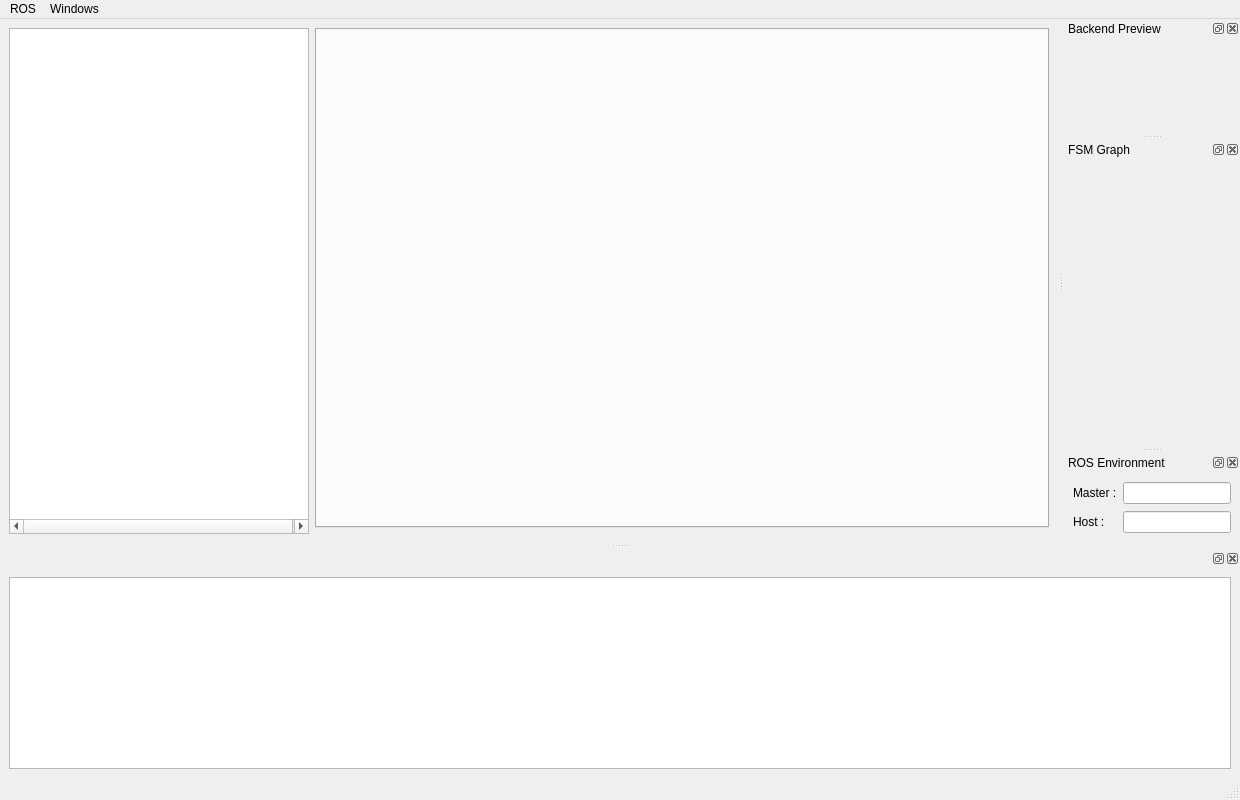
sem23/roslab_ide, file resource/ROSLab.ui: the form before one commit.
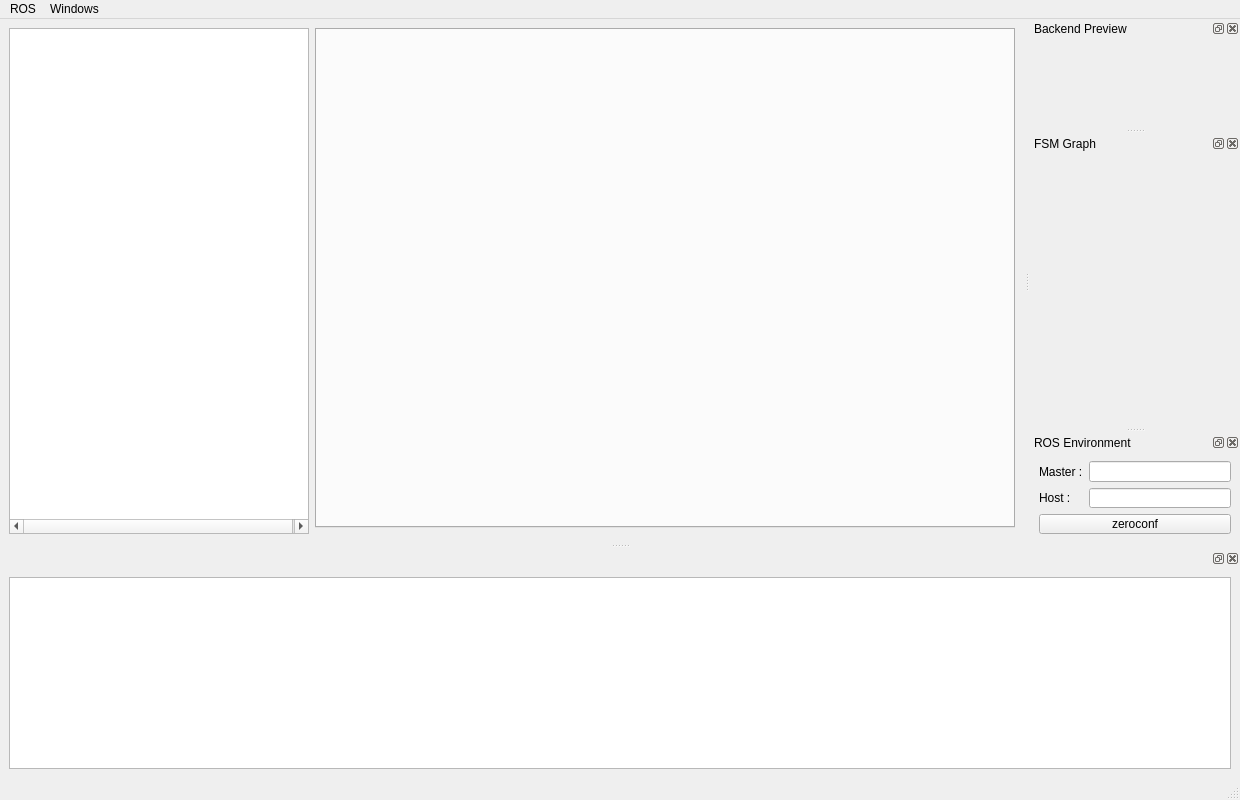
The form after the commit.

Commit message:
Added zeroconf button in ROS env dock widget.
- Added zeroconf button in ROS env dock widget. This will set master uri
and hostname to current machines zeroconf-hostname.

Patch:
```diff
--- a/resource/ROSLab.ui
+++ b/resource/ROSLab.ui
@@ -222,14 +222,14 @@
   <widget class="QDockWidget" name="envDockWidget">
    <property name="minimumSize">
     <size>
-     <width>170</width>
-     <height>90</height>
+     <width>210</width>
+     <height>110</height>
     </size>
    </property>
    <property name="maximumSize">
     <size>
      <width>524287</width>
-     <height>90</height>
+     <height>110</height>
     </size>
    </property>
    <property name="windowTitle">
@@ -260,6 +260,13 @@
      <item row="0" column="1">
       <widget class="QLineEdit" name="masterLineEdit"/>
      </item>
+     <item row="2" column="0" colspan="2">
+      <widget class="QPushButton" name="zeroconfPushButton">
+       <property name="text">
+        <string>zeroconf</string>
+       </property>
+      </widget>
+     </item>
     </layout>
    </widget>
   </widget>
```
